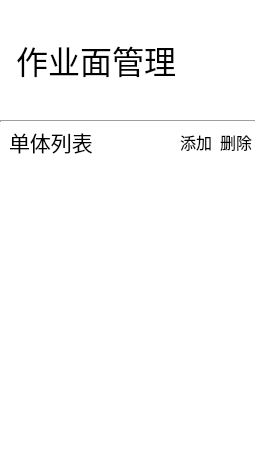
Old version of the form ui/ui_wgtBuilding.ui in the repository Mr-WangJin/dms.
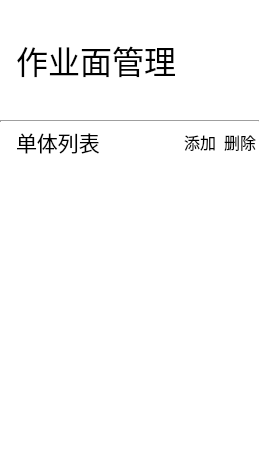
New version of the form.

Diff of the .ui file:
```diff
--- a/ui/ui_wgtBuilding.ui
+++ b/ui/ui_wgtBuilding.ui
@@ -6,7 +6,7 @@
    <rect>
     <x>0</x>
     <y>0</y>
-    <width>256</width>
+    <width>260</width>
     <height>468</height>
    </rect>
   </property>
@@ -125,6 +125,9 @@
       <property name="spacing">
        <number>0</number>
       </property>
+      <property name="leftMargin">
+       <number>16</number>
+      </property>
       <property name="topMargin">
        <number>0</number>
       </property>
@@ -250,9 +253,18 @@
      <property name="styleSheet">
       <string notr="true">border:0px;</string>
      </property>
+     <property name="lineWidth">
+      <number>0</number>
+     </property>
      <property name="autoScroll">
       <bool>true</bool>
      </property>
+     <property name="autoScrollMargin">
+      <number>16</number>
+     </property>
+     <property name="indentation">
+      <number>12</number>
+     </property>
      <property name="uniformRowHeights">
       <bool>true</bool>
      </property>
```
Left out of the diff: 3 changed lines with no effect on the pictures.
